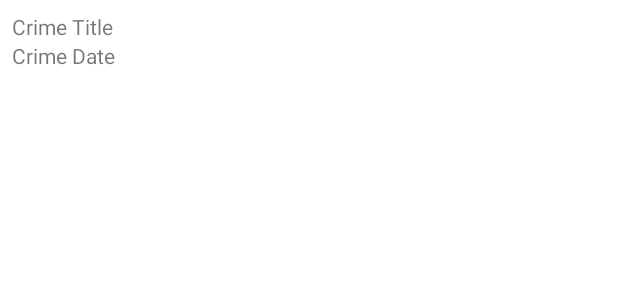
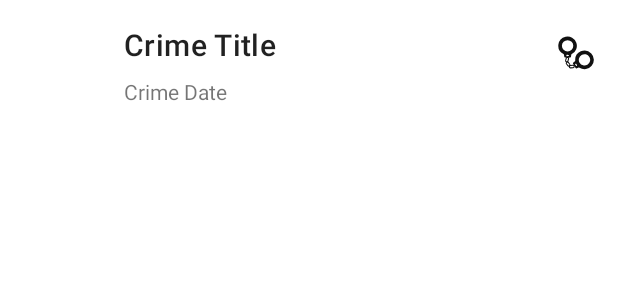
Before and after one commit to jpoh281/BigNerdRanch_Android_5th, an Android app: the layout list_item_crime.xml on its own in the app's theme, with its tools: preview values and no code run, on a phone screen of 412 x 824 dp. Shown: the top 300 px of the screen. Run offline under Robolectric (Android 15) with nearby library versions, the phone set to English and light mode, and no system bars.

Commit message:
11장 완료

```diff
--- a/CriminalItent/app/src/main/java/com/hdd/criminalitent/CrimeListAdapter.kt
+++ b/CriminalItent/app/src/main/java/com/hdd/criminalitent/CrimeListAdapter.kt
@@ -1,6 +1,7 @@
 package com.hdd.criminalitent
 
 import android.view.LayoutInflater
+import android.view.View
 import android.view.ViewGroup
 import android.widget.Toast
 import androidx.recyclerview.widget.RecyclerView
@@ -17,6 +18,12 @@ class CrimeHolder(
         binding.root.setOnClickListener {
             Toast.makeText(binding.root.context, "${crime.title} clicked", Toast.LENGTH_SHORT)
                 .show()
+        }
+
+        binding.crimeSolved.visibility = if (crime.isSolved) {
+            View.VISIBLE
+        } else {
+            View.GONE
         }
     }
 
--- /dev/null
+++ b/CriminalItent/app/src/main/res/drawable-v24/ic_solved.xml
@@ -0,0 +1,21 @@
+<vector xmlns:android="http://schemas.android.com/apk/res/android"
+    android:width="24dp"
+    android:height="24dp"
+    android:viewportWidth="24"
+    android:viewportHeight="24">
+  <path
+      android:pathData="M5.07,1.11A6.19,6.19 0,0 0,3.65 12.7a0.57,0.57 0,0 1,0.32 0.44l0.19,1.25a0.62,0.62 0,0 0,0.61 0.63,16.41 16.41,0 0,0 3.29,0 0.62,0.62 0,0 0,0.61 -0.63l0.18,-1.23a0.61,0.61 0,0 1,0.35 -0.47A6.2,6.2 0,0 0,5.07 1.11ZM7,14H6.51a0.49,0.49 0,0 1,-0.38 0.19,0.51 0.51,0 1,1 0.38,-0.83H7a0.33,0.33 0,0 1,0.32 0.32A0.32,0.32 0,0 1,7 14ZM6.4,11a3.79,3.79 0,1 1,3.79 -3.79A3.79,3.79 0,0 1,6.4 11Z"
+      android:fillColor="#111"/>
+  <path
+      android:pathData="M5.66,18.2l-0.21,-0.07a1,1 0,0 1,-0.69 -1.27l0.44,-1.5a1,1 0,0 1,1.27 -0.69l0.21,0.06A1,1 0,0 1,7.38 16l-0.44,1.5A1,1 0,0 1,5.66 18.2ZM6.27,15.33a0.33,0.33 0,0 0,-0.41 0.23l-0.44,1.5a0.33,0.33 0,0 0,0.22 0.41l0.22,0.06a0.33,0.33 0,0 0,0.41 -0.22l0.44,-1.5a0.33,0.33 0,0 0,-0.22 -0.41Z"
+      android:fillColor="#111"/>
+  <path
+      android:pathData="M7.9,20.72l-0.17,0.13a1,1 0,0 1,-1.44 -0.2L5.35,19.4A1,1 0,0 1,5.55 18l0.18,-0.14a1,1 0,0 1,1.43 0.2l0.94,1.25A1,1 0,0 1,7.9 20.72ZM6,18.52A0.34,0.34 0,0 0,5.9 19l0.94,1.24a0.34,0.34 0,0 0,0.47 0.07l0.18,-0.14a0.33,0.33 0,0 0,0.06 -0.46l-0.94,-1.25a0.33,0.33 0,0 0,-0.47 -0.06Z"
+      android:fillColor="#111"/>
+  <path
+      android:pathData="M11.12,20.79l0,0.22a1.07,1.07 0,0 1,-1 1.11l-1.7,0.14a1.08,1.08 0,0 1,-1.2 -0.93l0,-0.23a1.08,1.08 0,0 1,1 -1.11l1.71,-0.13A1.06,1.06 0,0 1,11.12 20.79ZM8,21.27a0.36,0.36 0,0 0,0.39 0.3l1.7,-0.14a0.36,0.36 0,0 0,0.34 -0.36l0,-0.22a0.35,0.35 0,0 0,-0.39 -0.3l-1.7,0.13A0.34,0.34 0,0 0,8 21Z"
+      android:fillColor="#111"/>
+  <path
+      android:pathData="M22.19,12.33A6.19,6.19 0,0 0,11.5 17a0.61,0.61 0,0 1,-0.21 0.51l-1,0.79a0.62,0.62 0,0 0,-0.24 0.84A16.5,16.5 0,0 0,11.75 22a0.61,0.61 0,0 0,0.85 0.2l1.15,-0.47a0.63,0.63 0,0 1,0.58 0.06,6.19 6.19,0 0,0 7.86,-9.45ZM12.13,20.55l-0.26,-0.43a0.49,0.49 0,0 1,-0.35 -0.23,0.51 0.51,0 0,1 0.17,-0.69 0.51,0.51 0,0 1,0.69 0.18,0.48 0.48,0 0,1 0,0.42l0.26,0.43a0.32,0.32 0,0 1,-0.12 0.44A0.31,0.31 0,0 1,12.13 20.55ZM14.4,18.5a3.79,3.79 0,1 1,5.19 1.33A3.79,3.79 0,0 1,14.4 18.5Z"
+      android:fillColor="#111"/>
+</vector>
--- a/CriminalItent/app/src/main/res/layout/list_item_crime.xml
+++ b/CriminalItent/app/src/main/res/layout/list_item_crime.xml
@@ -1,20 +1,49 @@
 <?xml version="1.0" encoding="utf-8"?>
-<LinearLayout xmlns:android="http://schemas.android.com/apk/res/android"
-    android:orientation="vertical"
+<androidx.constraintlayout.widget.ConstraintLayout xmlns:android="http://schemas.android.com/apk/res/android"
+    xmlns:app="http://schemas.android.com/apk/res-auto"
+    xmlns:tools="http://schemas.android.com/tools"
+    android:id="@+id/linearLayout"
     android:layout_width="match_parent"
-    android:layout_height="wrap_content"
-    android:padding="8dp">
+    android:layout_height="wrap_content">
+
+    <androidx.constraintlayout.widget.Guideline
+        android:id="@+id/guideline2"
+        android:layout_width="wrap_content"
+        android:layout_height="wrap_content"
+        android:orientation="vertical"
+        app:layout_constraintGuide_percent="0.2"/>
+
 
     <TextView
         android:id="@+id/crime_title"
-        android:layout_width="match_parent"
+        android:layout_width="0dp"
         android:layout_height="wrap_content"
-        android:text="Crime Title"/>
+        android:layout_marginTop="16dp"
+        android:layout_marginEnd="8dp"
+        android:text="Crime Title"
+        android:textAppearance="?attr/textAppearanceHeadline6"
+        app:layout_constraintEnd_toStartOf="@+id/crime_solved"
+        app:layout_constraintStart_toStartOf="@+id/guideline2"
+        app:layout_constraintTop_toTopOf="parent" />
 
     <TextView
         android:id="@+id/crime_date"
-        android:layout_width="match_parent"
+        android:layout_width="0dp"
         android:layout_height="wrap_content"
-        android:text="Crime Date"/>
+        android:layout_marginTop="8dp"
+        android:layout_marginEnd="8dp"
+        android:text="Crime Date"
+        app:layout_constraintEnd_toStartOf="@+id/crime_solved"
+        app:layout_constraintStart_toStartOf="@+id/guideline2"
+        app:layout_constraintTop_toBottomOf="@+id/crime_title" />
 
-</LinearLayout>
+    <ImageView
+        android:id="@+id/crime_solved"
+        android:layout_width="wrap_content"
+        android:layout_height="wrap_content"
+        android:layout_marginEnd="16dp"
+        app:layout_constraintBottom_toBottomOf="parent"
+        app:layout_constraintEnd_toEndOf="parent"
+        app:layout_constraintTop_toTopOf="parent"
+        app:srcCompat="@drawable/ic_solved" />
+</androidx.constraintlayout.widget.ConstraintLayout>
--- a/CriminalItent/app/src/main/res/values/themes.xml
+++ b/CriminalItent/app/src/main/res/values/themes.xml
@@ -13,4 +13,9 @@
         <item name="android:statusBarColor" tools:targetApi="l">?attr/colorPrimaryVariant</item>
         <!-- Customize your theme here. -->
     </style>
+
+    <style name="FancyListItemStyleText">
+        <item name="android:textSize">20sp</item>
+        <item name="android:textColor">@color/black</item>
+    </style>
 </resources>
```
